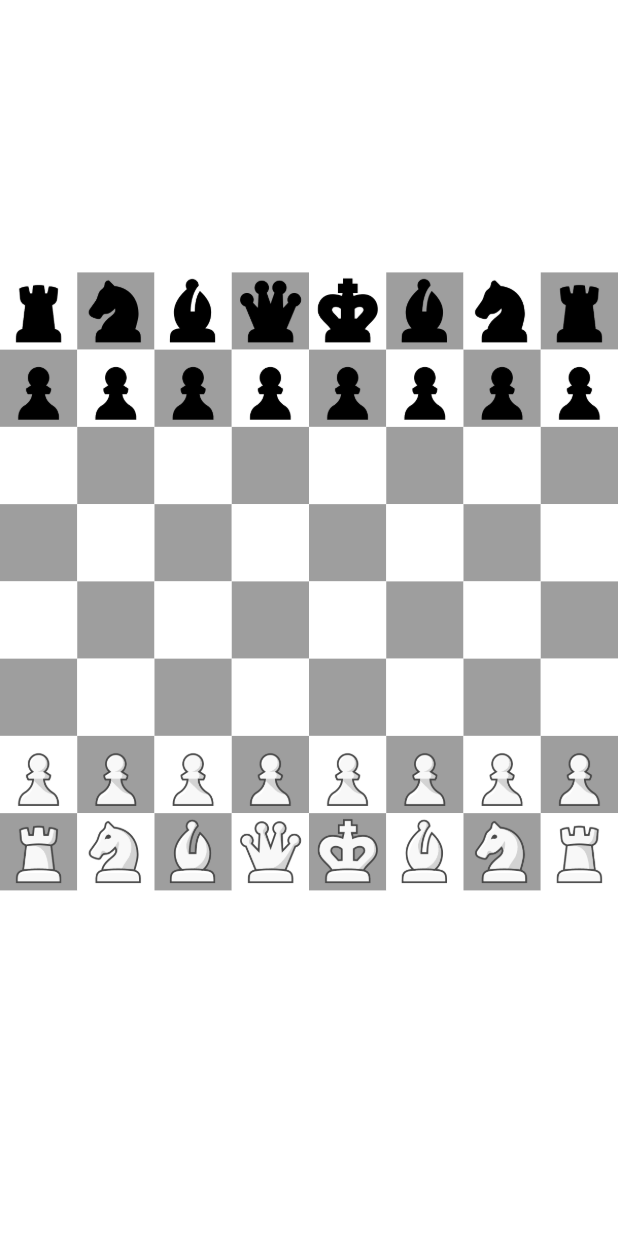
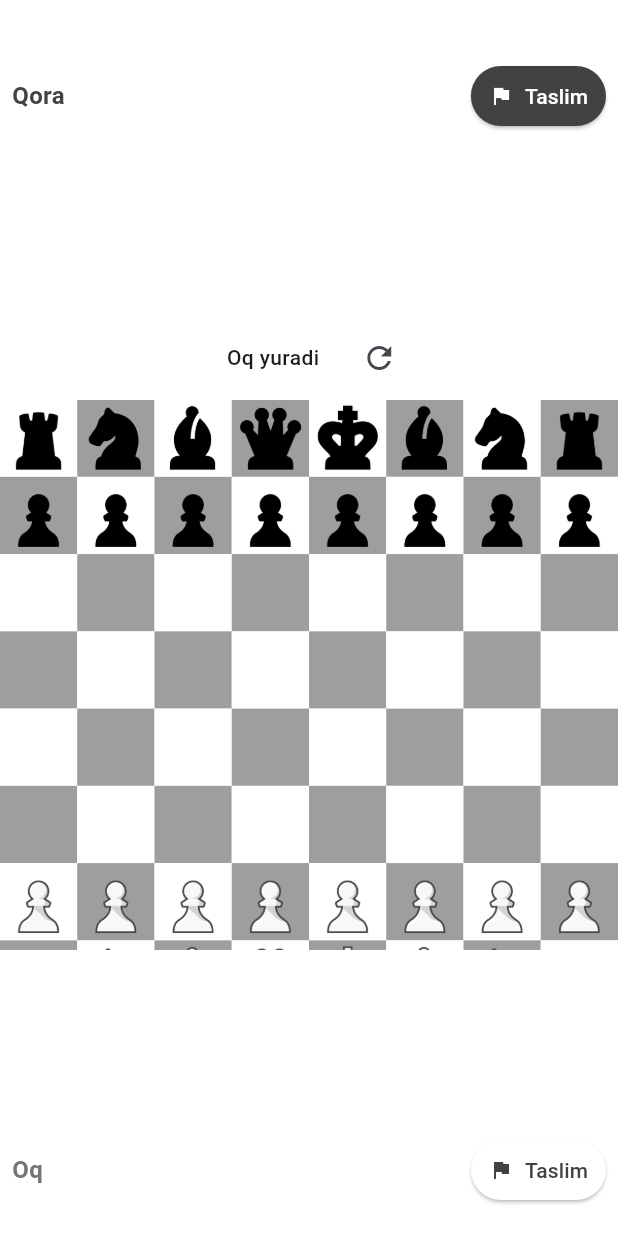
Before and after one commit to ndev-ai/chess, a Flutter app: the screen it shows after launch, on a phone screen of 412 x 824 dp. Run offline on Flutter 3.47's test engine with Material 3 defaults, Android fonts, the phone set to English and light mode, and no system bars.

Commit message:
feat: Qayta boshlash va Resign tugmalarini qo'shish
- restartGame() funksiyasi qo'shildi (tasdiqlash dialogi bilan)
- resign() funksiyasi qo'shildi (oq va qora uchun)
- Qora o'yinchi uchun tepada "Taslim" tugmasi
- Oq o'yinchi uchun pastda "Taslim" tugmasi
- Markazda navbat ko'rsatkichi va qayta boshlash tugmasi
- CHECK holati qizil badge bilan ko'rsatiladi

```diff
--- a/lib/gameBoard.dart
+++ b/lib/gameBoard.dart
@@ -827,6 +827,11 @@ class _BoardGameState extends State<BoardGame> {
 
   void resetGame() {
     Navigator.pop(context);
+    _resetGameState();
+  }
+
+  // Dialog ochilmagan holda o'yinni qayta boshlash
+  void _resetGameState() {
     _initializeBoard();
     checkStatus = false;
     whitePiecesTaken.clear();
@@ -842,7 +847,55 @@ class _BoardGameState extends State<BoardGame> {
     whiteRightRookMoved = false;
     blackLeftRookMoved = false;
     blackRightRookMoved = false;
+    selectedPiece = null;
+    selectedRow = -1;
+    selectedCol = -1;
+    validMoves = [];
     setState(() {});
+  }
+
+  // O'yinni qayta boshlash (tugma orqali)
+  void restartGame() {
+    showDialog(
+      context: context,
+      builder: (context) => AlertDialog(
+        title: const Text("Qayta boshlash"),
+        content: const Text("O'yinni qayta boshlamoqchimisiz?"),
+        actions: [
+          TextButton(
+            onPressed: () => Navigator.pop(context),
+            child: const Text("Yo'q"),
+          ),
+          TextButton(
+            onPressed: () {
+              Navigator.pop(context);
+              _resetGameState();
+            },
+            child: const Text("Ha"),
+          ),
+        ],
+      ),
+    );
+  }
+
+  // Resign qilish
+  void resign(bool isWhiteResigning) {
+    showDialog(
+      context: context,
+      builder: (context) => AlertDialog(
+        title: Text(isWhiteResigning ? "Oq taslim bo'ldi!" : "Qora taslim bo'ldi!"),
+        content: Text(isWhiteResigning ? "Qora g'alaba qozondi!" : "Oq g'alaba qozondi!"),
+        actions: [
+          TextButton(
+            onPressed: () {
+              Navigator.pop(context);
+              _resetGameState();
+            },
+            child: const Text("Yangi o'yin"),
+          ),
+        ],
+      ),
+    );
   }
 
   @override
@@ -851,6 +904,34 @@ class _BoardGameState extends State<BoardGame> {
       backgroundColor: Colors.white30,
       body: Column(
         children: [
+          // Qora o'yinchi uchun resign tugmasi
+          Padding(
+            padding: const EdgeInsets.only(top: 40, left: 8, right: 8),
+            child: Row(
+              mainAxisAlignment: MainAxisAlignment.spaceBetween,
+              children: [
+                Text(
+                  "Qora",
+                  style: TextStyle(
+                    fontSize: 16,
+                    fontWeight: FontWeight.bold,
+                    color: Colors.grey[800],
+                  ),
+                ),
+                ElevatedButton.icon(
+                  onPressed: () => resign(false),
+                  icon: const Icon(Icons.flag, size: 16),
+                  label: const Text("Taslim"),
+                  style: ElevatedButton.styleFrom(
+                    backgroundColor: Colors.grey[800],
+                    foregroundColor: Colors.white,
+                    padding: const EdgeInsets.symmetric(horizontal: 12, vertical: 8),
+                  ),
+                ),
+              ],
+            ),
+          ),
+          // Qora o'yinchi o'ldirilgan donalari
           Expanded(
             child: GridView.builder(
               physics: const NeverScrollableScrollPhysics(),
@@ -863,7 +944,41 @@ class _BoardGameState extends State<BoardGame> {
               ),
             ), // GridView.builder
           ), // Expanded
-          Text(checkStatus ? "CHECK" : ""),
+          // CHECK holati va Qayta boshlash tugmasi
+          Padding(
+            padding: const EdgeInsets.symmetric(vertical: 4),
+            child: Row(
+              mainAxisAlignment: MainAxisAlignment.center,
+              children: [
+                if (checkStatus)
+                  Container(
+                    padding: const EdgeInsets.symmetric(horizontal: 16, vertical: 4),
+                    decoration: BoxDecoration(
+                      color: Colors.red,
+                      borderRadius: BorderRadius.circular(4),
+                    ),
+                    child: const Text(
+                      "SHOH!",
+                      style: TextStyle(
+                        color: Colors.white,
+                        fontWeight: FontWeight.bold,
+                      ),
+                    ),
+                  ),
+                const SizedBox(width: 16),
+                Text(
+                  isWhiteTurn ? "Oq yuradi" : "Qora yuradi",
+                  style: const TextStyle(fontSize: 14, fontWeight: FontWeight.w500),
+                ),
+                const SizedBox(width: 16),
+                IconButton(
+                  onPressed: restartGame,
+                  icon: const Icon(Icons.refresh),
+                  tooltip: "Qayta boshlash",
+                ),
+              ],
+            ),
+          ),
           Expanded(
             flex: 3,
             child: GridView.builder(
@@ -895,18 +1010,46 @@ class _BoardGameState extends State<BoardGame> {
             ),
           ),
 
+          // Oq o'yinchi o'ldirilgan donalari
           Expanded(
             child: GridView.builder(
               physics: const NeverScrollableScrollPhysics(),
               itemCount: blackPiecesTaken.length,
               gridDelegate:
-                  SliverGridDelegateWithFixedCrossAxisCount(crossAxisCount: 8),
+                  const SliverGridDelegateWithFixedCrossAxisCount(crossAxisCount: 8),
               itemBuilder: (context, index) => DeadPiece(
                 imagePath: blackPiecesTaken[index].imagePath,
                 isWhite: false,
               ),
             ), // GridView.builder
           ), // Expanded
+          // Oq o'yinchi uchun resign tugmasi
+          Padding(
+            padding: const EdgeInsets.only(bottom: 20, left: 8, right: 8),
+            child: Row(
+              mainAxisAlignment: MainAxisAlignment.spaceBetween,
+              children: [
+                Text(
+                  "Oq",
+                  style: TextStyle(
+                    fontSize: 16,
+                    fontWeight: FontWeight.bold,
+                    color: Colors.grey[600],
+                  ),
+                ),
+                ElevatedButton.icon(
+                  onPressed: () => resign(true),
+                  icon: const Icon(Icons.flag, size: 16),
+                  label: const Text("Taslim"),
+                  style: ElevatedButton.styleFrom(
+                    backgroundColor: Colors.white,
+                    foregroundColor: Colors.grey[800],
+                    padding: const EdgeInsets.symmetric(horizontal: 12, vertical: 8),
+                  ),
+                ),
+              ],
+            ),
+          ),
         ],
       ),
     );
```
